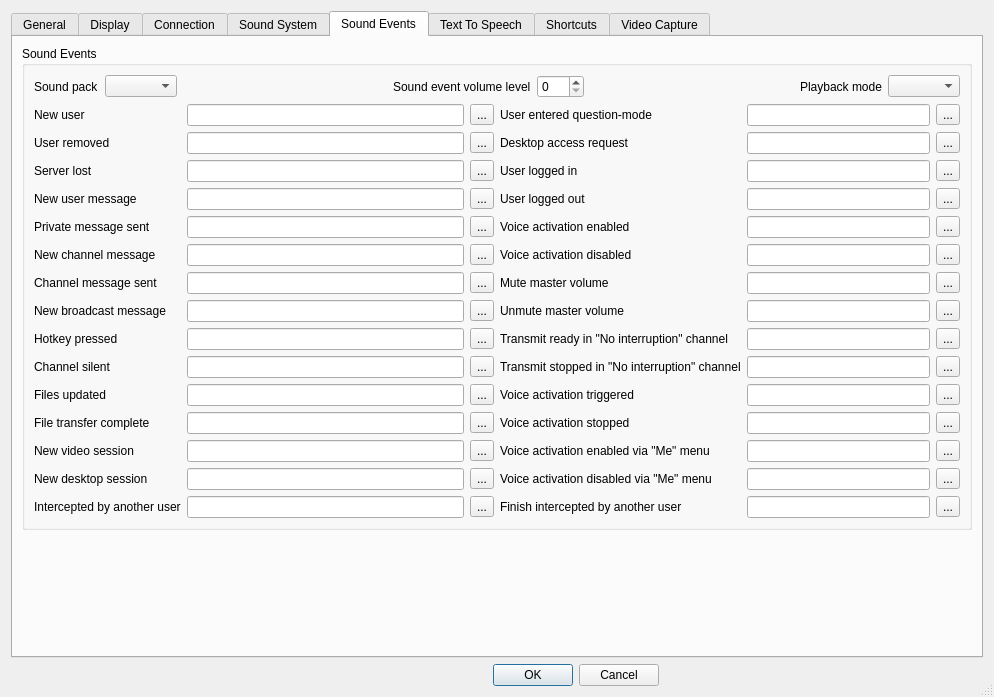
Qt form Client/qtTeamTalk/preferences.ui (BearWare/TeamTalk5) before a commit.
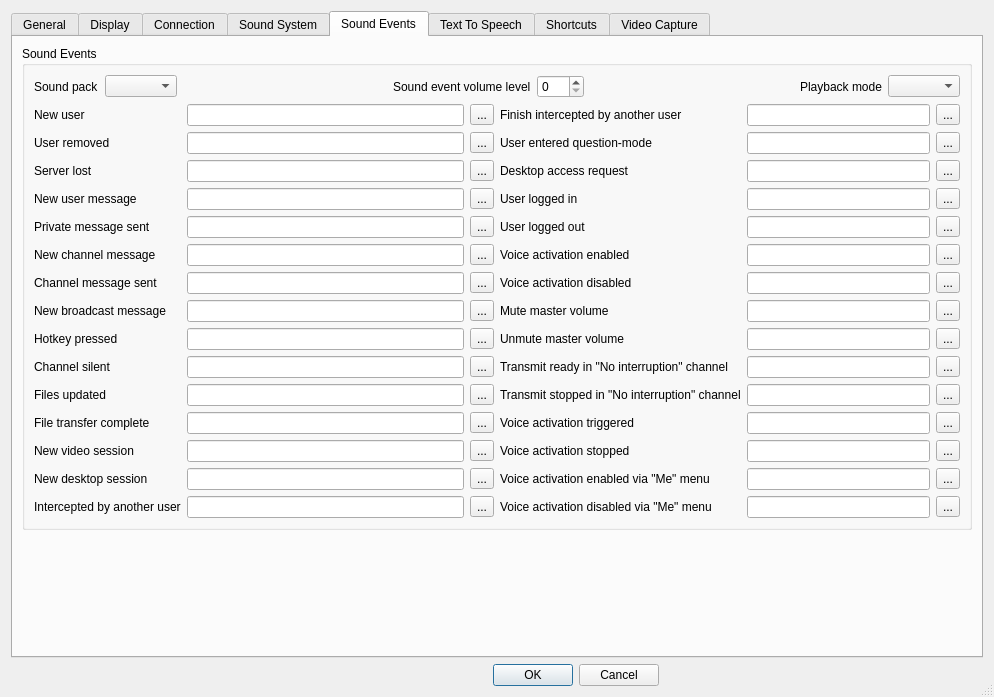
The same form after that commit. The open tabs and pages were chosen to show the change. Icons and pictures are not drawn. Custom widgets are drawn as their Qt base class.

Commit message: Fix layout for 'intercept ended' sound event

What changed in the file:
```diff
--- a/Client/qtTeamTalk/preferences.ui
+++ b/Client/qtTeamTalk/preferences.ui
@@ -1750,6 +1750,29 @@
             <item>
              <layout class="QGridLayout" name="gridLayout_7">
               <item row="0" column="0">
+               <widget class="QLabel" name="label_interceptEnd">
+                <property name="text">
+                 <string>Finish intercepted by another user</string>
+                </property>
+                <property name="buddy">
+                 <cstring>interceptEndEdit</cstring>
+                </property>
+               </widget>
+              </item>
+              <item row="0" column="1">
+               <widget class="QLineEdit" name="interceptEndEdit"/>
+              </item>
+              <item row="0" column="2">
+               <widget class="QToolButton" name="interceptEndButton">
+                <property name="accessibleName">
+                 <string>Browse</string>
+                </property>
+                <property name="text">
+                 <string notr="true">...</string>
+                </property>
+               </widget>
+              </item>
+              <item row="1" column="0">
                <widget class="QLabel" name="label_38">
                 <property name="text">
                  <string>User entered question-mode</string>
@@ -1759,10 +1782,10 @@
                 </property>
                </widget>
               </item>
-              <item row="0" column="1">
+              <item row="1" column="1">
                <widget class="QLineEdit" name="questionmodeEdit"/>
               </item>
-              <item row="0" column="2">
+              <item row="1" column="2">
                <widget class="QToolButton" name="questionmodeBtn">
                 <property name="accessibleName">
                  <string>Browse</string>
@@ -1772,7 +1795,7 @@
                 </property>
                </widget>
               </item>
-              <item row="1" column="0">
+              <item row="2" column="0">
                <widget class="QLabel" name="label_40">
                 <property name="text">
                  <string>Desktop access request</string>
@@ -1782,10 +1805,10 @@
                 </property>
                </widget>
               </item>
-              <item row="1" column="1">
+              <item row="2" column="1">
                <widget class="QLineEdit" name="desktopaccessEdit"/>
               </item>
-              <item row="1" column="2">
+              <item row="2" column="2">
                <widget class="QToolButton" name="desktopaccessBtn">
                 <property name="accessibleName">
                  <string>Browse</string>
@@ -1795,7 +1818,7 @@
                 </property>
                </widget>
               </item>
-              <item row="2" column="0">
+              <item row="3" column="0">
                <widget class="QLabel" name="label_60">
                 <property name="text">
                  <string>User logged in</string>
@@ -1805,10 +1828,10 @@
                 </property>
                </widget>
               </item>
-              <item row="2" column="1">
+              <item row="3" column="1">
                <widget class="QLineEdit" name="userloggedinEdit"/>
               </item>
-              <item row="2" column="2">
+              <item row="3" column="2">
                <widget class="QToolButton" name="userloggedinButton">
                 <property name="accessibleName">
                  <string>Browse</string>
@@ -1818,7 +1841,7 @@
                 </property>
                </widget>
               </item>
-              <item row="3" column="0">
+              <item row="4" column="0">
                <widget class="QLabel" name="label_61">
                 <property name="text">
                  <string>User logged out</string>
@@ -1828,10 +1851,10 @@
                 </property>
                </widget>
               </item>
-              <item row="3" column="1">
+              <item row="4" column="1">
                <widget class="QLineEdit" name="userloggedoutEdit"/>
               </item>
-              <item row="3" column="2">
+              <item row="4" column="2">
                <widget class="QToolButton" name="userloggedoutButton">
                 <property name="accessibleName">
                  <string>Browse</string>
@@ -1841,7 +1864,7 @@
                 </property>
                </widget>
               </item>
-              <item row="4" column="0">
+              <item row="5" column="0">
                <widget class="QLabel" name="label_62">
                 <property name="text">
                  <string>Voice activation enabled</string>
@@ -1851,10 +1874,10 @@
                 </property>
                </widget>
               </item>
-              <item row="4" column="1">
+              <item row="5" column="1">
                <widget class="QLineEdit" name="voiceactonEdit"/>
               </item>
-              <item row="4" column="2">
+              <item row="5" column="2">
                <widget class="QToolButton" name="voiceactonButton">
                 <property name="accessibleName">
                  <string>Browse</string>
@@ -1864,7 +1887,7 @@
                 </property>
                </widget>
               </item>
-              <item row="5" column="0">
+              <item row="6" column="0">
                <widget class="QLabel" name="label_63">
                 <property name="text">
                  <string>Voice activation disabled</string>
@@ -1874,10 +1897,10 @@
                 </property>
                </widget>
               </item>
-              <item row="5" column="1">
+              <item row="6" column="1">
                <widget class="QLineEdit" name="voiceactoffEdit"/>
               </item>
-              <item row="5" column="2">
+              <item row="6" column="2">
                <widget class="QToolButton" name="voiceactoffButton">
                 <property name="accessibleName">
                  <string>Browse</string>
@@ -1887,7 +1910,7 @@
                 </property>
                </widget>
               </item>
-              <item row="6" column="0">
+              <item row="7" column="0">
                <widget class="QLabel" name="label_64">
                 <property name="text">
                  <string>Mute master volume</string>
@@ -1897,10 +1920,10 @@
                 </property>
                </widget>
               </item>
-              <item row="6" column="1">
+              <item row="7" column="1">
                <widget class="QLineEdit" name="muteallonEdit"/>
               </item>
-              <item row="6" column="2">
+              <item row="7" column="2">
                <widget class="QToolButton" name="muteallonButton">
                 <property name="accessibleName">
                  <string>Browse</string>
@@ -1910,7 +1933,7 @@
                 </property>
                </widget>
               </item>
-              <item row="7" column="0">
+              <item row="8" column="0">
                <widget class="QLabel" name="label_65">
                 <property name="text">
                  <string>Unmute master volume</string>
@@ -1920,10 +1943,10 @@
                 </property>
                </widget>
               </item>
-              <item row="7" column="1">
+              <item row="8" column="1">
                <widget class="QLineEdit" name="mutealloffEdit"/>
               </item>
-              <item row="7" column="2">
+              <item row="8" column="2">
                <widget class="QToolButton" name="mutealloffButton">
                 <property name="accessibleName">
                  <string>Browse</string>
@@ -1933,7 +1956,7 @@
                 </property>
                </widget>
               </item>
-              <item row="8" column="0">
+              <item row="9" column="0">
                <widget class="QLabel" name="label_66">
                 <property name="text">
                  <string>Transmit ready in &quot;No interruption&quot; channel</string>
@@ -1943,10 +1966,10 @@
                 </property>
                </widget>
               </item>
-              <item row="8" column="1">
+              <item row="9" column="1">
                <widget class="QLineEdit" name="transmitqueueheadEdit"/>
               </item>
-              <item row="8" column="2">
+              <item row="9" column="2">
                <widget class="QToolButton" name="transmitqueueheadButton">
                 <property name="accessibleName">
                  <string>Browse</string>
@@ -1956,7 +1979,7 @@
                 </property>
                </widget>
               </item>
-              <item row="9" column="0">
+              <item row="10" column="0">
                <widget class="QLabel" name="label_67">
                 <property name="text">
                  <string>Transmit stopped in &quot;No interruption&quot; channel</string>
@@ -1966,10 +1989,10 @@
                 </property>
                </widget>
               </item>
-              <item row="9" column="1">
+              <item row="10" column="1">
                <widget class="QLineEdit" name="transmitqueuestopEdit"/>
               </item>
-              <item row="9" column="2">
+              <item row="10" column="2">
                <widget class="QToolButton" name="transmitqueuestopButton">
                 <property name="accessibleName">
                  <string>Browse</string>
@@ -1979,7 +2002,7 @@
                 </property>
                </widget>
               </item>
-              <item row="10" column="0">
+              <item row="11" column="0">
                <widget class="QLabel" name="label_68">
                 <property name="text">
                  <string>Voice activation triggered</string>
@@ -1989,10 +2012,10 @@
                 </property>
                </widget>
               </item>
-              <item row="10" column="1">
+              <item row="11" column="1">
                <widget class="QLineEdit" name="voiceacttrigEdit"/>
               </item>
-              <item row="10" column="2">
+              <item row="11" column="2">
                <widget class="QToolButton" name="voiceacttrigButton">
                 <property name="accessibleName">
                  <string>Browse</string>
@@ -2002,7 +2025,7 @@
                 </property>
                </widget>
               </item>
-              <item row="11" column="0">
+              <item row="12" column="0">
                <widget class="QLabel" name="label_69">
                 <property name="text">
                  <string>Voice activation stopped</string>
@@ -2012,10 +2035,10 @@
                 </property>
                </widget>
               </item>
-              <item row="11" column="1">
+              <item row="12" column="1">
                <widget class="QLineEdit" name="voiceactstopEdit"/>
               </item>
-              <item row="11" column="2">
+              <item row="12" column="2">
                <widget class="QToolButton" name="voiceactstopButton">
                 <property name="accessibleName">
                  <string>Browse</string>
@@ -2025,7 +2048,7 @@
                 </property>
                </widget>
               </item>
-              <item row="12" column="0">
+              <item row="13" column="0">
                <widget class="QLabel" name="label_70">
                 <property name="text">
                  <string>Voice activation enabled via &quot;Me&quot; menu</string>
@@ -2035,10 +2058,10 @@
                 </property>
                </widget>
               </item>
-              <item row="12" column="1">
+              <item row="13" column="1">
                <widget class="QLineEdit" name="voiceactmeonEdit"/>
               </item>
-              <item row="12" column="2">
+              <item row="13" column="2">
                <widget class="QToolButton" name="voiceactmeonButton">
                 <property name="accessibleName">
                  <string>Browse</string>
@@ -2048,7 +2071,7 @@
                 </property>
                </widget>
               </item>
-              <item row="13" column="0">
+              <item row="14" column="0">
                <widget class="QLabel" name="label_71">
                 <property name="text">
                  <string>Voice activation disabled via &quot;Me&quot; menu</string>
@@ -2058,34 +2081,11 @@
                 </property>
                </widget>
               </item>
-              <item row="13" column="1">
-               <widget class="QLineEdit" name="voiceactmeoffEdit"/>
-              </item>
-              <item row="13" column="2">
-               <widget class="QToolButton" name="voiceactmeoffButton">
-                <property name="accessibleName">
-                 <string>Browse</string>
-                </property>
-                <property name="text">
-                 <string notr="true">...</string>
-                </property>
-               </widget>
-              </item>
-              <item row="14" column="0">
-               <widget class="QLabel" name="label_interceptEnd">
-                <property name="text">
-                 <string>Finish intercepted by another user</string>
-                </property>
-                <property name="buddy">
-                 <cstring>interceptEndEdit</cstring>
-                </property>
-               </widget>
-              </item>
               <item row="14" column="1">
-               <widget class="QLineEdit" name="interceptEndEdit"/>
+               <widget class="QLineEdit" name="voiceactmeoffEdit"/>
               </item>
               <item row="14" column="2">
-               <widget class="QToolButton" name="interceptEndButton">
+               <widget class="QToolButton" name="voiceactmeoffButton">
                 <property name="accessibleName">
                  <string>Browse</string>
                 </property>
```
